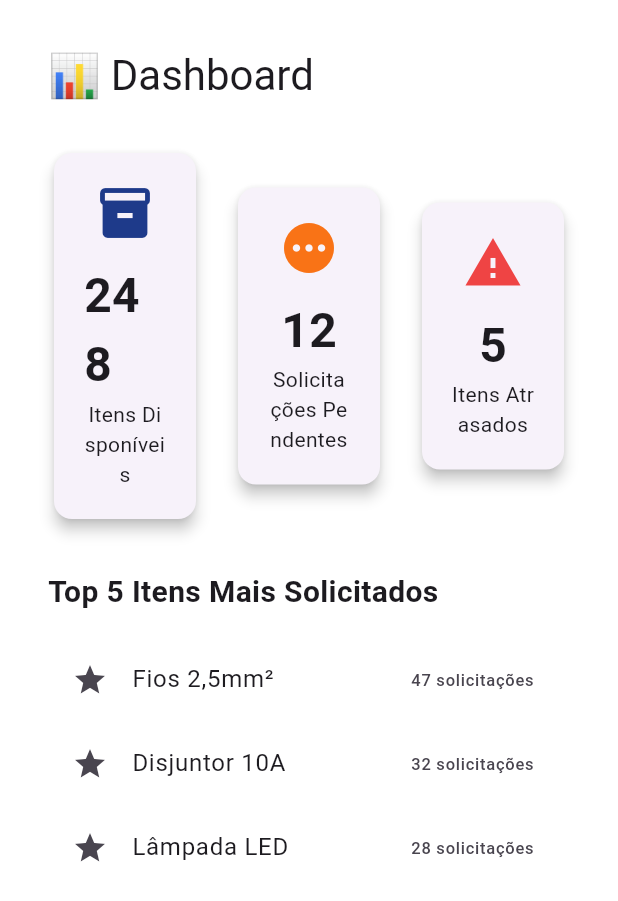
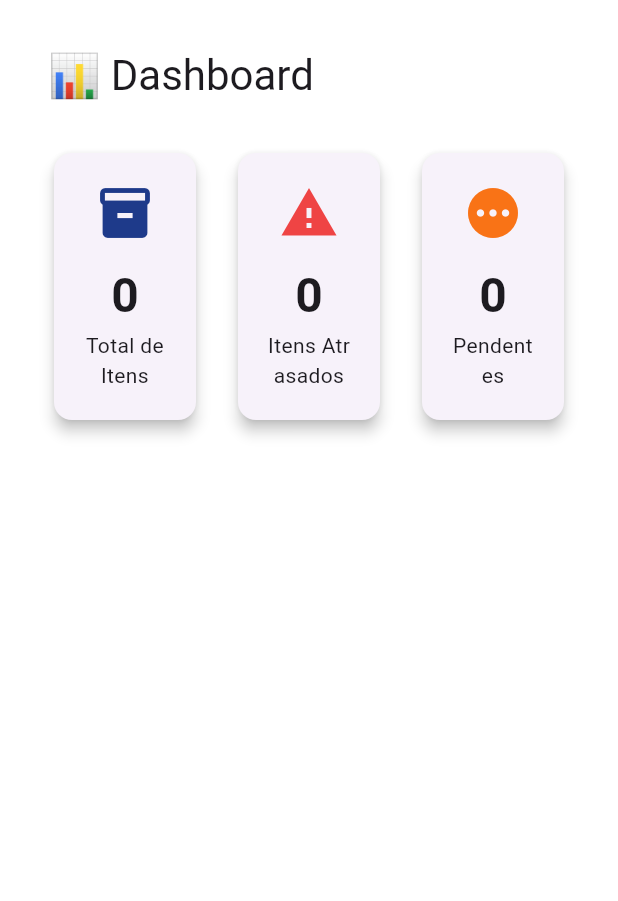
Before and after one commit to Ricklumo/SIMP, a Flutter app: the DashboardDesktop screen opened directly, on a phone screen of 412 x 824 dp. Shown: the top 901 px of the screen. Run offline on Flutter 3.47's test engine with Material 3 defaults, Android fonts, the phone set to English and light mode, and no system bars; our stand-ins replace qr_flutter, sqflite; accounts and stored records are empty.

```diff
--- a/lib/screens/dashboard/dashboard_desktop.dart
+++ b/lib/screens/dashboard/dashboard_desktop.dart
@@ -1,4 +1,6 @@
 import 'package:flutter/material.dart';
+import 'package:provider/provider.dart';
+import 'package:simp/core/item_provider.dart';
 import 'package:simp/core/theme.dart';
 
 class DashboardDesktop extends StatelessWidget {
@@ -6,6 +8,11 @@ class DashboardDesktop extends StatelessWidget {
 
   @override
   Widget build(BuildContext context) {
+    final itemProvider = Provider.of<ItemProvider>(context);
+    final total = itemProvider.itens.length;
+    final atrasados = itemProvider.itens.where((i) =>
+    i.dataLimite != null && i.dataLimite!.isBefore(DateTime.now())).length;
+
     return Scaffold(
       body: Padding(
         padding: const EdgeInsets.all(32),
@@ -17,26 +24,26 @@ class DashboardDesktop extends StatelessWidget {
 
             Row(
               children: [
-                _buildCard('Itens Disponíveis', '248', Icons.inventory_2, SimpTheme.azul),
+                _buildCard('Total de Itens', total.toString(), Icons.inventory_2, SimpTheme.azul),
                 const SizedBox(width: 20),
-                _buildCard('Solicitações Pendentes', '12', Icons.pending, SimpTheme.laranja),
+                _buildCard('Itens Atrasados', atrasados.toString(), Icons.warning, SimpTheme.vermelho),
                 const SizedBox(width: 20),
-                _buildCard('Itens Atrasados', '5', Icons.warning, SimpTheme.vermelho),
+                _buildCard('Pendentes', (total - atrasados).toString(), Icons.pending, SimpTheme.laranja),
               ],
             ),
             const SizedBox(height: 30),
 
-            const Text('Top 5 Itens Mais Solicitados', style: TextStyle(fontSize: 20, fontWeight: FontWeight.bold)),
-            const SizedBox(height: 16),
-            Expanded(
-              child: ListView(
-                children: const [
-                  ListTile(leading: Icon(Icons.star), title: Text('Fios 2,5mm²'), trailing: Text('47 solicitações')),
-                  ListTile(leading: Icon(Icons.star), title: Text('Disjuntor 10A'), trailing: Text('32 solicitações')),
-                  ListTile(leading: Icon(Icons.star), title: Text('Lâmpada LED'), trailing: Text('28 solicitações')),
-                ],
+            if (atrasados > 0)
+              Card(
+                color: Colors.red.shade50,
+                child: Padding(
+                  padding: const EdgeInsets.all(16),
+                  child: Text(
+                    '⚠️ $atrasados itens estão ATRASADOS!',
+                    style: const TextStyle(fontSize: 18, color: Colors.red, fontWeight: FontWeight.bold),
+                  ),
+                ),
               ),
-            ),
           ],
         ),
       ),
--- a/pubspec.yaml
+++ b/pubspec.yaml
@@ -33,9 +33,8 @@ dependencies:
   provider: ^6.1.2
   google_fonts: ^6.2.1
   qr_flutter: ^4.1.0
-  firebase_core: ^2.24.2
-  cloud_firestore: ^4.17.2
-  firebase_messaging: ^14.7.10
+  sqflite: ^2.3.3
+  path: ^1.9.0
 
 
   # The following adds the Cupertino Icons font to your application.
```
Also changed, not shown: lib/core/item_provider.dart (+29 -53 lines), lib/database/database_helper.dart (added, +35 -0 lines), lib/main.dart (+2 -6 lines), lib/screens/home/home_desktop.dart (+12 -5 lines), lib/screens/home/home_mobile.dart (+13 -8 lines), lib/screens/reports/reports_desktop.dart (+15 -85 lines), pubspec.lock, 2 other files.
